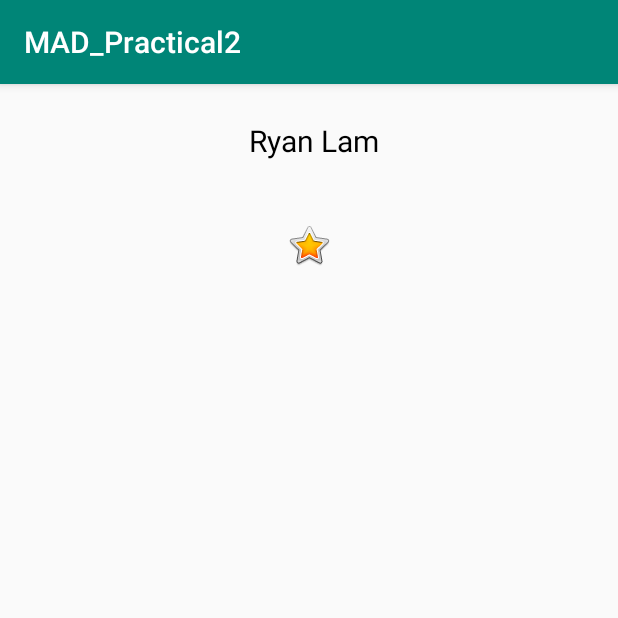
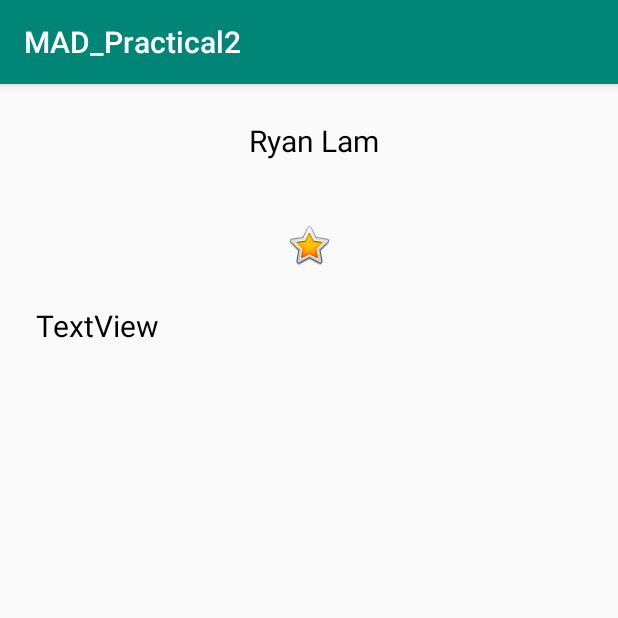
Before and after one commit to ryanlam999/MAD_Practical2, an Android app: the screen it shows after launch (MainActivity), on a phone screen of 412 x 824 dp, the top half of it. Run offline under Robolectric (Android 15) with nearby library versions, the phone set to English and light mode, and no system bars; Roboto replaces fonts that are not available here.

Commit message:
first commit

```diff
--- a/app/src/main/res/layout/activity_main.xml
+++ b/app/src/main/res/layout/activity_main.xml
@@ -29,5 +29,19 @@
         android:contentDescription="@string/yellow_star"
         app:srcCompat="@android:drawable/btn_star_big_on" />
 
+    <ScrollView
+        android:id="@+id/bio_scroll"
+        android:layout_width="match_parent"
+        android:layout_height="match_parent">
+
+        <TextView
+            android:id="@+id/bio_text"
+            style="@style/NameStyle"
+            android:layout_width="match_parent"
+            android:layout_height="wrap_content"
+            android:text="TextView"
+            tools:text="@string/bio" />
+    </ScrollView>
+
 
 </LinearLayout>
```
